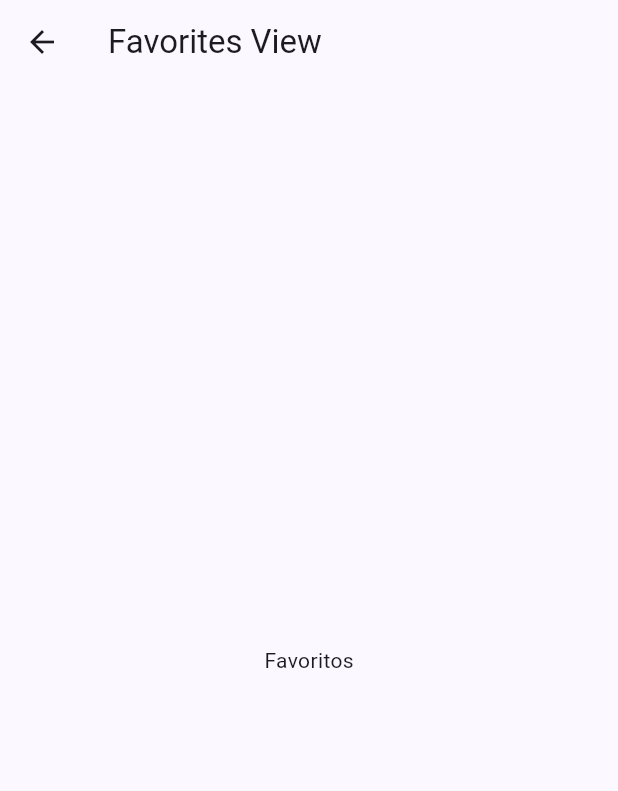
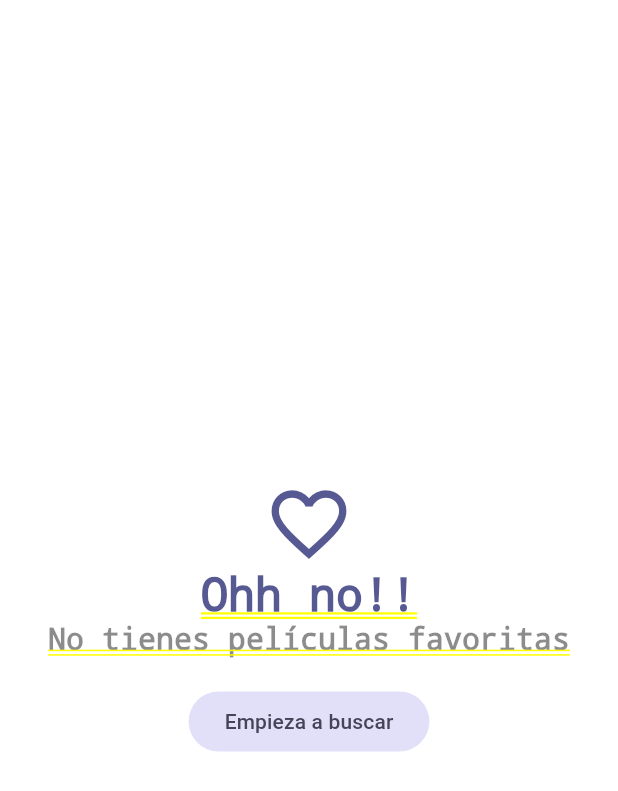
Before and after one commit to wdavid73/cinemapedia, a Flutter app: the FavoritesView screen opened directly, on a phone screen of 412 x 824 dp. Shown: the top 791 px of the screen. Run offline on Flutter 3.47's test engine with Material 3 defaults, Android fonts, the phone set to English and light mode, and no system bars; our stand-ins replace animate_do, card_swiper, dio, flutter_dotenv, flutter_riverpod, go_router and 1 more; accounts and stored records are empty; generated files the repository leaves out were written again; statements that could not run were skipped.

Commit message:
:sparkles: finish favorities view

```diff
--- a/lib/infrastructure/models/moviedb/movie_details.dart
+++ b/lib/infrastructure/models/moviedb/movie_details.dart
@@ -63,7 +63,7 @@
         genres: List<Genre>.from(json["genres"].map((x) => Genre.fromJson(x))),
         homepage: json["homepage"],
         id: json["id"],
-        imdbId: json["imdb_id"],
+        imdbId: json["imdb_id"] ?? '',
         originCountry: List<String>.from(json["origin_country"].map((x) => x)),
         originalLanguage: json["original_language"],
         originalTitle: json["original_title"],
--- a/lib/presentation/providers/providers.dart
+++ b/lib/presentation/providers/providers.dart
@@ -10,3 +10,4 @@
 export 'search/search_movies_provider.dart';
 
 export 'storage/local_storage_provider.dart';
+export 'storage/favorite_movies_provider.dart';
--- a/lib/presentation/views/movies/favorites_view.dart
+++ b/lib/presentation/views/movies/favorites_view.dart
@@ -1,16 +1,60 @@
+import 'package:cinemapedia/presentation/providers/providers.dart';
+import 'package:cinemapedia/presentation/widgets/widgets.dart';
 import 'package:flutter/material.dart';
+import 'package:flutter_riverpod/flutter_riverpod.dart';
+import 'package:go_router/go_router.dart';
 
-class FavoritesView extends StatelessWidget {
+class FavoritesView extends ConsumerStatefulWidget {
   const FavoritesView({super.key});
 
   @override
+  ConsumerState<FavoritesView> createState() => _FavoritesViewState();
+}
+
+class _FavoritesViewState extends ConsumerState<FavoritesView> {
+  @override
+  void initState() {
+    ref.read(favoriteMoviesProvider.notifier).loadNextPage();
+    super.initState();
+  }
+
+  @override
   Widget build(BuildContext context) {
+    final favoriteMovies = ref.watch(favoriteMoviesProvider).values.toList();
+
+    if (favoriteMovies.isEmpty) {
+      final colors = Theme.of(context).colorScheme;
+      return Center(
+        child: Column(
+          mainAxisAlignment: MainAxisAlignment.center,
+          crossAxisAlignment: CrossAxisAlignment.center,
+          children: [
+            Icon(Icons.favorite_outline_sharp, size: 60, color: colors.primary),
+            Text(
+              'Ohh no!!',
+              style: TextStyle(fontSize: 30, color: colors.primary),
+            ),
+            const Text(
+              'No tienes películas favoritas',
+              style: TextStyle(fontSize: 20, color: Colors.black45),
+            ),
+            SizedBox(height: 20),
+            FilledButton.tonal(
+              onPressed: () => context.go('/home/0'),
+              child: const Text("Empieza a buscar"),
+            )
+          ],
+        ),
+      );
+    }
+
     return Scaffold(
-      appBar: AppBar(
-        title: Text("Favorites View"),
-      ),
-      body: Center(
-        child: Text("Favoritos"),
+      body: SafeArea(
+        child: MovieMasonry(
+          movies: favoriteMovies,
+          loadNextPage: () =>
+              ref.read(favoriteMoviesProvider.notifier).loadNextPage(),
+        ),
       ),
     );
   }
--- a/lib/presentation/widgets/widgets.dart
+++ b/lib/presentation/widgets/widgets.dart
@@ -3,3 +3,5 @@
 export 'shared/full_screen_loader.dart';
 export 'movies/movies_slideshow.dart';
 export 'movies/movie_horizontal_listview.dart';
+export 'movies/movie_masonry.dart';
+export 'movies/movie_poster_link.dart';
--- a/pubspec.yaml
+++ b/pubspec.yaml
@@ -38,6 +38,7 @@
     sdk: flutter
   flutter_dotenv: ^5.2.1
   flutter_riverpod: ^2.6.1
+  flutter_staggered_grid_view: ^0.7.0
   go_router: ^14.6.3
   intl: ^0.20.1
   isar: 3.1.0
```
Also changed, not shown: lib/presentation/providers/storage/favorite_movies_provider.dart (added, +44 -0 lines), lib/presentation/screens/movies/movie_screen.dart (+6 -2 lines), lib/presentation/widgets/movies/movie_masonry.dart (added, +70 -0 lines), lib/presentation/widgets/movies/movie_poster_link.dart (added, +22 -0 lines), pubspec.lock.
